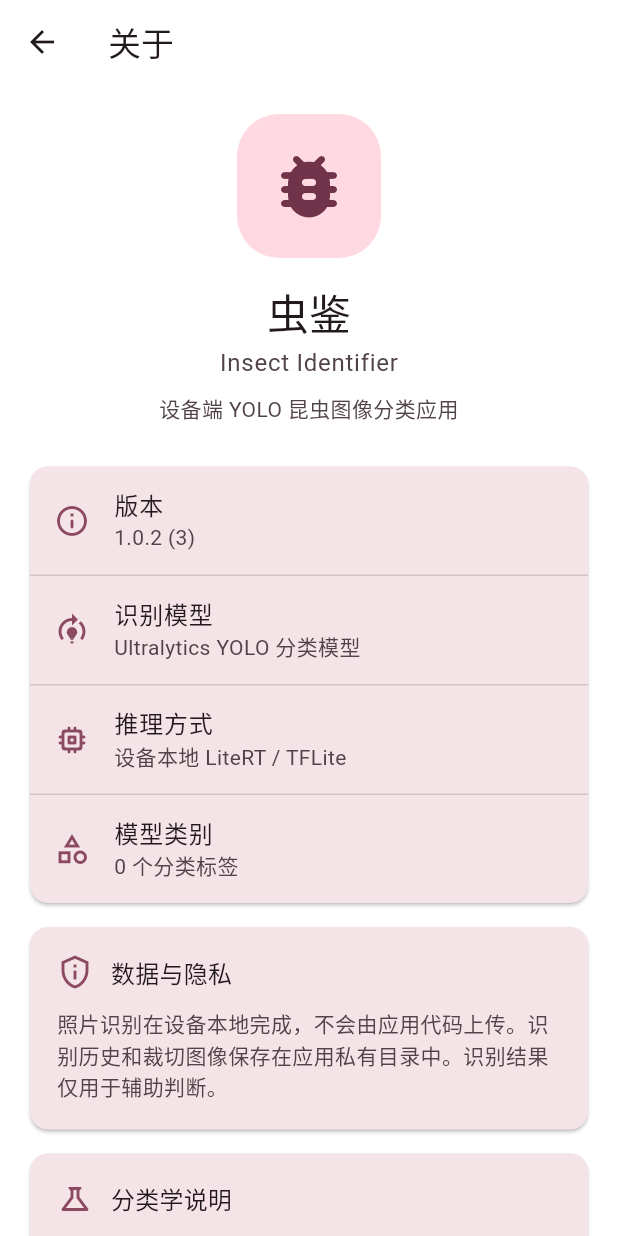
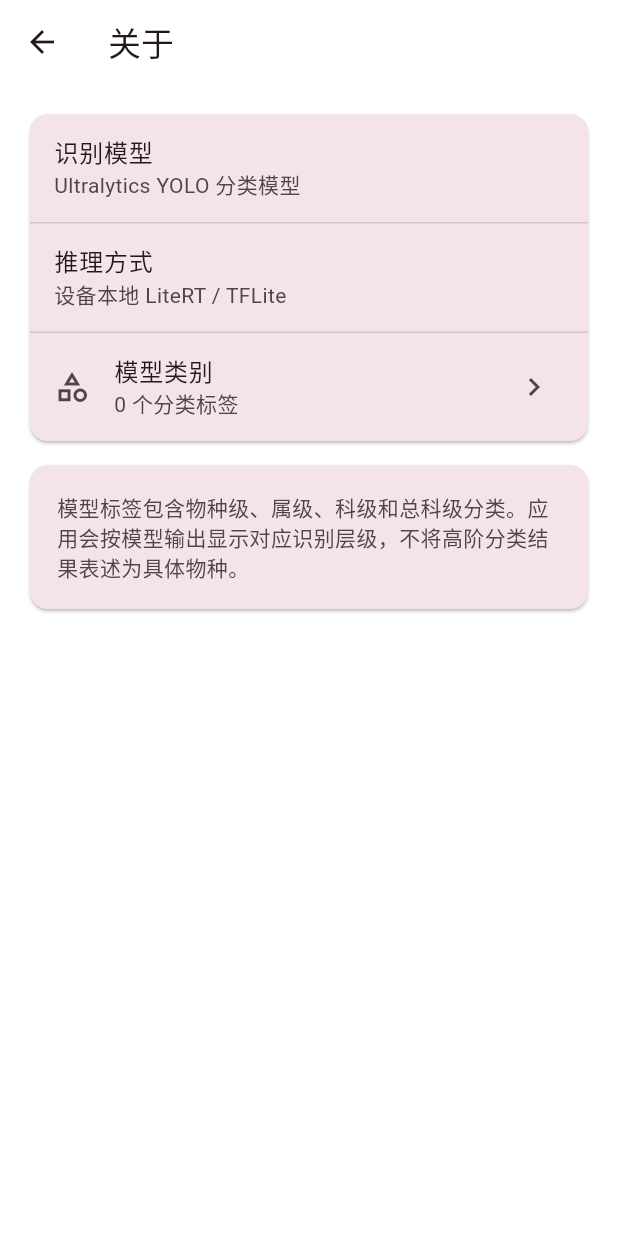
Before and after one commit to wakin721/insect_identifier_android, a Flutter app: the AboutScreen screen opened directly with empty values, on a phone screen of 412 x 824 dp. Run offline on Flutter 3.47's test engine with Material 3 defaults, Android fonts, the phone set to English and light mode, and no system bars; drawn by our look-alikes of dynamic_color; our stand-ins replace image_picker; missing offline and left inert: crop_your_image, ultralytics_yolo.

Commit message:
Open model labels from about screen

```diff
--- a/lib/screens/about_screen.dart
+++ b/lib/screens/about_screen.dart
@@ -1,12 +1,17 @@
 import 'package:flutter/material.dart';
+
+import 'model_labels_screen.dart';
+import '../models/taxon_info.dart';
 
 class AboutScreen extends StatelessWidget {
   const AboutScreen({
     required this.modelClassCount,
+    required this.classes,
     super.key,
   });
 
   final int modelClassCount;
+  final List<TaxonInfo> classes;
 
   @override
   Widget build(BuildContext context) {
@@ -16,72 +21,34 @@ class AboutScreen extends StatelessWidget {
     return Scaffold(
       appBar: AppBar(title: const Text('关于')),
       body: SafeArea(
-        child: Center(
-          child: ConstrainedBox(
-            constraints: const BoxConstraints(maxWidth: 720),
         child: ListView(
-              padding: const EdgeInsets.fromLTRB(20, 20, 20, 32),
+          padding: const EdgeInsets.all(20),
           children: <Widget>[
-                Column(
-                  children: <Widget>[
-                    Container(
-                      width: 96,
-                      height: 96,
-                      decoration: BoxDecoration(
-                        color: colorScheme.primaryContainer,
-                        borderRadius: BorderRadius.circular(28),
-                      ),
-                      child: Icon(
-                        Icons.bug_report_rounded,
-                        size: 56,
-                        color: colorScheme.onPrimaryContainer,
-                      ),
-                    ),
-                    const SizedBox(height: 18),
-                    Text('虫鉴', style: theme.textTheme.headlineMedium),
-                    const SizedBox(height: 4),
-                    Text(
-                      'Insect Identifier',
-                      style: theme.textTheme.bodyLarge?.copyWith(
-                        color: colorScheme.onSurfaceVariant,
-                      ),
-                    ),
-                    const SizedBox(height: 8),
-                    Text(
-                      '设备端 YOLO 昆虫图像分类应用',
-                      textAlign: TextAlign.center,
-                      style: theme.textTheme.bodyMedium?.copyWith(
-                        color: colorScheme.onSurfaceVariant,
-                      ),
-                    ),
-                  ],
-                ),
-                const SizedBox(height: 28),
             Card(
               child: Column(
                 children: <Widget>[
-                      const _AboutItem(
-                        icon: Icons.info_outline_rounded,
-                        title: '版本',
-                        value: '1.0.2 (3)',
+                  const ListTile(
+                    title: Text('识别模型'),
+                    subtitle: Text('Ultralytics YOLO 分类模型'),
                   ),
                   const Divider(height: 1),
-                      const _AboutItem(
-                        icon: Icons.model_training_outlined,
-                        title: '识别模型',
-                        value: 'Ultralytics YOLO 分类模型',
+                  const ListTile(
+                    title: Text('推理方式'),
+                    subtitle: Text('设备本地 LiteRT / TFLite'),
                   ),
                   const Divider(height: 1),
-                      const _AboutItem(
-                        icon: Icons.memory_rounded,
-                        title: '推理方式',
-                        value: '设备本地 LiteRT / TFLite',
+                  ListTile(
+                    leading: const Icon(Icons.category_outlined),
+                    title: const Text('模型类别'),
+                    subtitle: Text('$modelClassCount 个分类标签'),
+                    trailing: const Icon(Icons.chevron_right),
+                    onTap: () {
+                      Navigator.of(context).push(
+                        MaterialPageRoute<void>(
+                          builder: (_) => ModelLabelsScreen(classes: classes),
                         ),
-                      const Divider(height: 1),
-                      _AboutItem(
-                        icon: Icons.category_outlined,
-                        title: '模型类别',
-                        value: '$modelClassCount 个分类标签',
+                      );
+                    },
                   ),
                 ],
               ),
@@ -90,94 +57,17 @@ class AboutScreen extends StatelessWidget {
             Card(
               child: Padding(
                 padding: const EdgeInsets.all(18),
-                    child: Column(
-                      crossAxisAlignment: CrossAxisAlignment.start,
-                      children: <Widget>[
-                        Row(
-                          children: <Widget>[
-                            Icon(
-                              Icons.privacy_tip_outlined,
-                              color: colorScheme.primary,
-                            ),
-                            const SizedBox(width: 12),
-                            Text('数据与隐私', style: theme.textTheme.titleMedium),
-                          ],
-                        ),
-                        const SizedBox(height: 12),
-                        Text(
-                          '照片识别在设备本地完成，不会由应用代码上传。识别历史和裁切图像保存在应用私有目录中。识别结果仅用于辅助判断。',
-                          style: theme.textTheme.bodyMedium?.copyWith(
-                            color: colorScheme.onSurfaceVariant,
-                            height: 1.5,
-                          ),
-                        ),
-                      ],
-                    ),
-                  ),
-                ),
-                const SizedBox(height: 16),
-                Card(
-                  child: Padding(
-                    padding: const EdgeInsets.all(18),
-                    child: Column(
-                      crossAxisAlignment: CrossAxisAlignment.start,
-                      children: <Widget>[
-                        Row(
-                          children: <Widget>[
-                            Icon(
-                              Icons.science_outlined,
-                              color: colorScheme.primary,
-                            ),
-                            const SizedBox(width: 12),
-                            Text('分类学说明', style: theme.textTheme.titleMedium),
-                          ],
-                        ),
-                        const SizedBox(height: 12),
-                        Text(
+                child: Text(
                   '模型标签包含物种级、属级、科级和总科级分类。应用会按模型输出显示对应识别层级，不将高阶分类结果表述为具体物种。',
                   style: theme.textTheme.bodyMedium?.copyWith(
                     color: colorScheme.onSurfaceVariant,
-                            height: 1.5,
                   ),
-                        ),
-                      ],
                 ),
               ),
             ),
           ],
         ),
       ),
-        ),
-      ),
     );
   }
 }
-
-class _AboutItem extends StatelessWidget {
-  const _AboutItem({
-    required this.icon,
-    required this.title,
-    required this.value,
-  });
-
-  final IconData icon;
-  final String title;
-  final String value;
-
-  @override
-  Widget build(BuildContext context) {
-    final theme = Theme.of(context);
-    final colorScheme = theme.colorScheme;
-
-    return ListTile(
-      leading: Icon(icon, color: colorScheme.primary),
-      title: Text(title),
-      subtitle: Text(
-        value,
-        style: theme.textTheme.bodyMedium?.copyWith(
-          color: colorScheme.onSurfaceVariant,
-        ),
-      ),
-    );
-  }
-}
```
Lines whose indentation alone changed are shown as unchanged.
